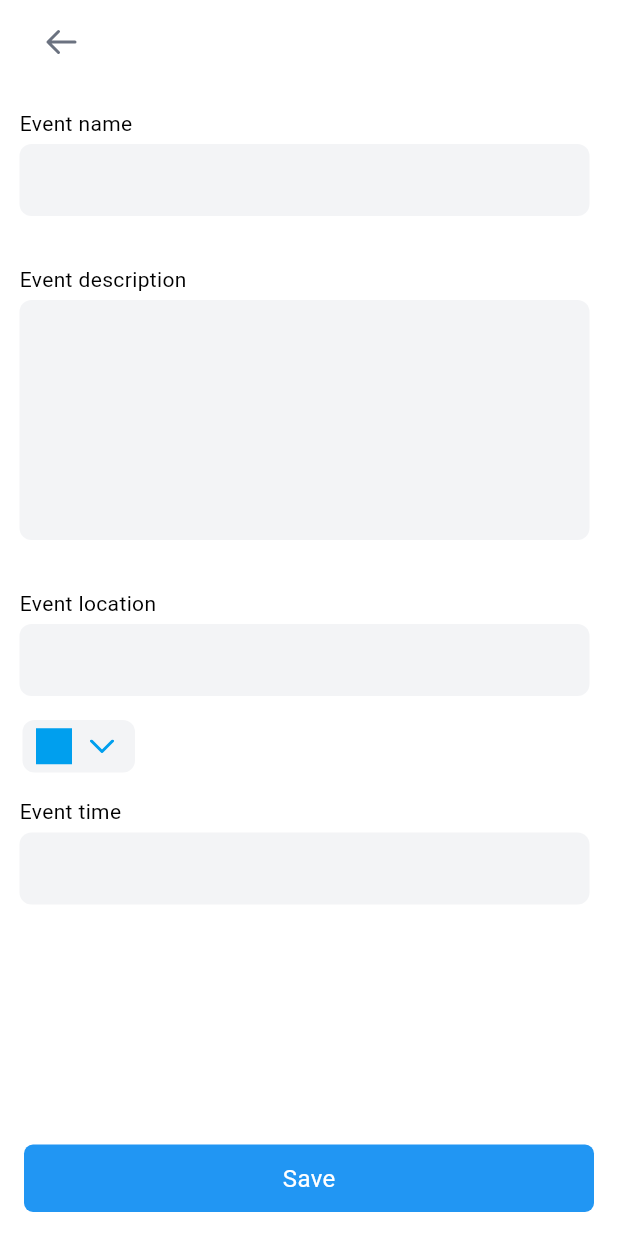
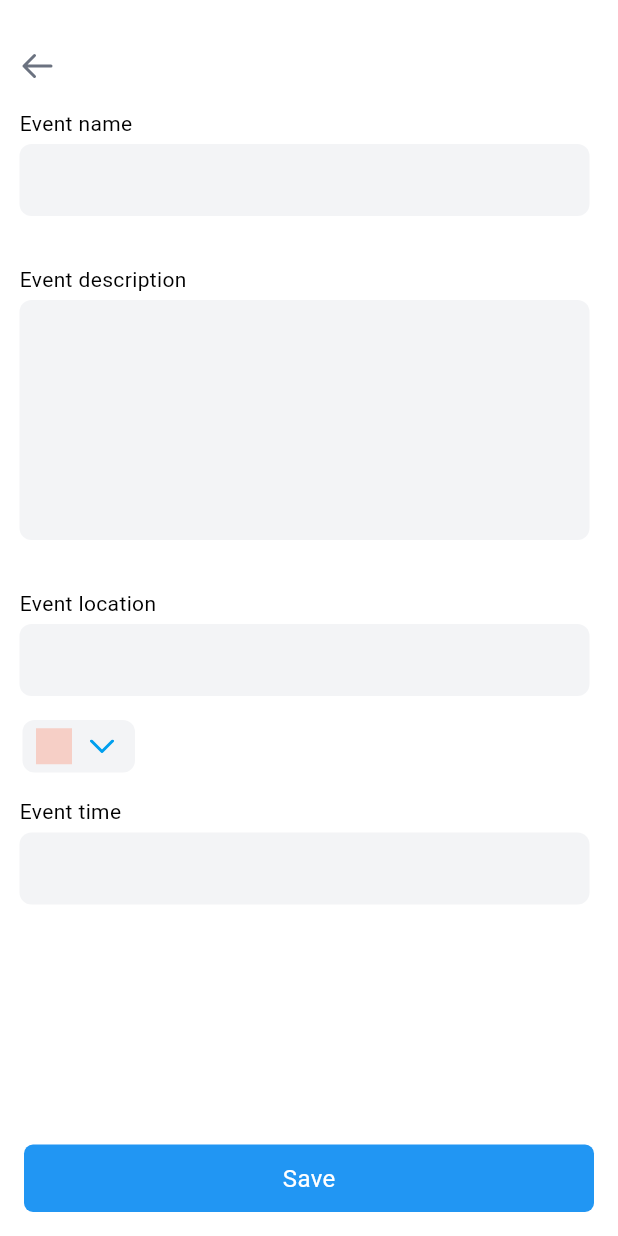
Before and after one commit to jakhongir16/todo_task, a Flutter app: the EditEventPage screen opened directly with empty values, on a phone screen of 412 x 824 dp. Run offline on Flutter 3.47's test engine with Material 2 defaults, Android fonts, the phone set to English and light mode, and no system bars; drawn by our look-alikes of keyboard_dismisser, overlay_support; our stand-ins replace bloc, equatable, flutter_bloc, flutter_svg, freezed_annotation, get_it and 1 more; accounts and stored records are empty; Roboto replaces fonts that are missing (Roborto-Light).

Commit message:
a little layout and colors changes

```diff
--- a/lib/core/constants/app_colors.dart
+++ b/lib/core/constants/app_colors.dart
@@ -14,6 +14,10 @@ const darkOrange = _darkOrange;
 const darkRed = _darkRed;
 const darkGreyText = _darkGrey;
 const brightPink = _brightPink;
+const darkPink = _darkPink;
+const darkGreen = _darkGreen;
+const pinkButtonColor = _pinkButtonColor;
+
 
 const _white = Color(0XFFFFFFFF);
 const _black = Color(0XFF000000);
@@ -24,8 +28,11 @@ const _shadyLady = Color(0xFF969696);
 const _tangerine = Color(0xFFEE8F00);
 const _crprus = Color(0xFFF3F4F6);
 const _green = Color(0xFF008000);
+const _darkGreen = Color(0xFF1A2421);
 const _darkBlue = Color(0xFF056EA1);
 const _darkOrange = Color(0xFFB86E00);
 const _darkRed = Color(0xFFBF2200);
 const _darkGrey = Color(0xFF7C7B7B);
-const _brightPink = Color(0xFFFEE8E9);
+const _brightPink = Color(0xFFF6CFC6);
+const _darkPink = Color(0xFFe75480);
+const _pinkButtonColor = Color(0xFFFEE8E9);
--- a/lib/core/constants/app_constants.dart
+++ b/lib/core/constants/app_constants.dart
@@ -16,14 +16,19 @@ abstract class AppConstants {
   ];
 
   static List<Color> lightColorsTodo = [
+    brightPink,
     blue,
     orange,
     red,
-
+    green,
+    orange,
   ];
   static List<Color> darkColorsTodo = [
+    darkPink,
     darkBlue,
     darkOrange,
     darkRed,
+    darkGreen,
+    darkOrange,
   ];
 }
--- a/lib/features/edit_event_page/edit_event_page.dart
+++ b/lib/features/edit_event_page/edit_event_page.dart
@@ -100,16 +100,17 @@ class _EditEventPageState extends State<EditEventPage> {
                       child: Column(
                         crossAxisAlignment: CrossAxisAlignment.start,
                         children: [
-                          CustomAnimation(
-                            onTap: () => willExit(),
-                            child: Padding(
-                              padding: const EdgeInsets.all(16),
+                          const SizedBox(height: 32,),
+                          Padding(
+                            padding: const EdgeInsets.only(right: 16),
+                            child: CustomAnimation(
+                              onTap: () => willExit(),
                               child: SvgPicture.asset(
                                 AppIcons.back,
                                 alignment: Alignment.topLeft,
                               ),
-                            ),
-                            ),
+                              ),
+                          ),
                             CustomTextField(
                               title: 'Event name',
                               maxLength: 50,
--- a/lib/features/event_detail_page/event_detail_page.dart
+++ b/lib/features/event_detail_page/event_detail_page.dart
@@ -218,7 +218,7 @@ class EventDetailPage extends StatelessWidget {
                 margin: const EdgeInsets.all(28),
                 borderRadius: 10,
                 height: 50,
-                color: brightPink,
+                color: pinkButtonColor,
                 onTap: () {
                   print("note Id : ${model.id}");
                   customShowDialog(
```
